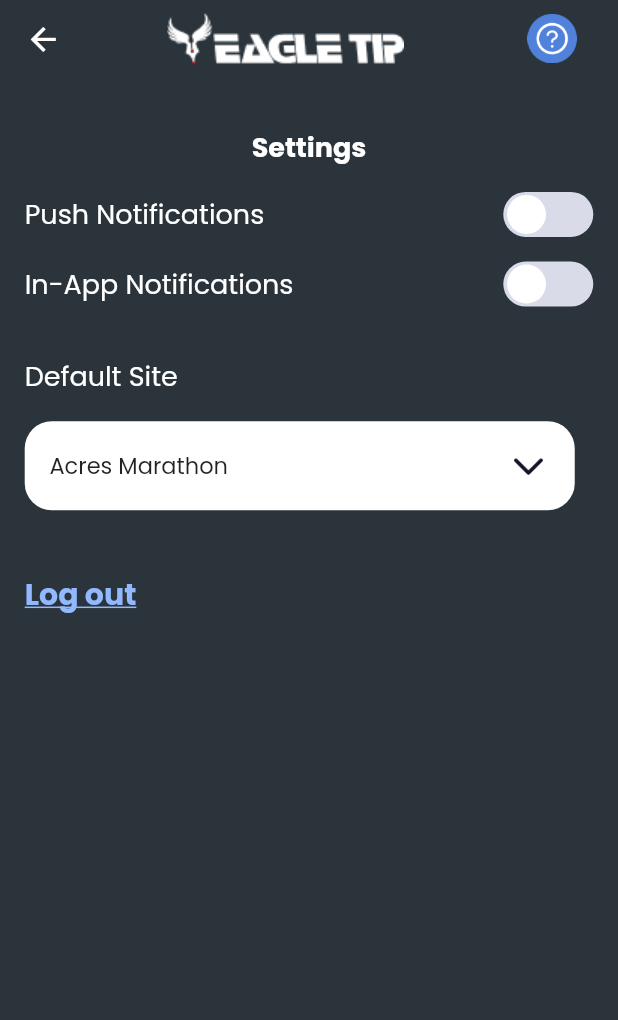
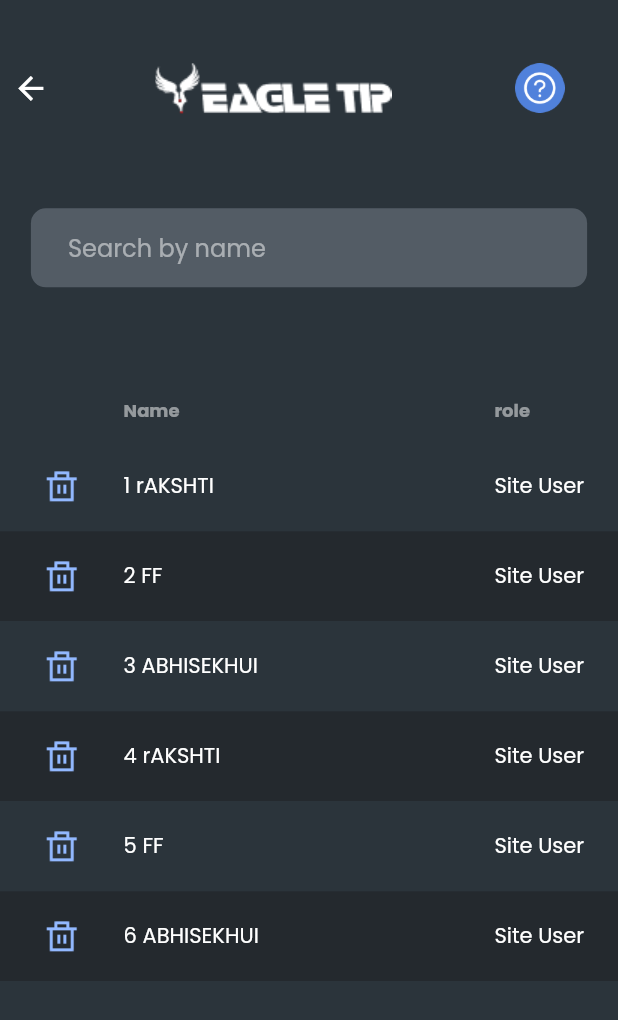
Before and after one commit to BlueSpaceTech/eagle_tip, a Flutter app: the screen it shows after launch, on a phone screen of 412 x 824 dp. Shown: the top 1020 px of the screen. Run offline on Flutter 3.47's test engine with Material 2 defaults, Android fonts, the phone set to English and light mode, and no system bars; drawn by our look-alikes of flutter_switch; our stand-ins replace cloud_firestore, firebase_auth, firebase_core, sleek_circular_slider; missing offline and left inert: flutter_circular_slider; accounts and stored records are empty.

Commit message:
crud screen

```diff
--- a/lib/Routes/approutes.dart
+++ b/lib/Routes/approutes.dart
@@ -26,4 +26,5 @@ class AppRoutes {
   static final String requestHistory = "/request_history";
   static final String particularRequest = "/particular_request";
   static final String settings = "/settings";
+   static final String crudscreen = "/crudscreen";
 }
--- a/lib/Services/authentication_helper.dart
+++ b/lib/Services/authentication_helper.dart
@@ -1,4 +1,4 @@
-import 'dart:ffi';
+//import 'dart:ffi';
 import 'dart:math';
 import 'package:cloud_firestore/cloud_firestore.dart';
 import 'package:firebase_auth/firebase_auth.dart';
--- /dev/null
+++ b/lib/UI/views/post_auth_screens/CRUD/crudmain.dart
@@ -0,0 +1,207 @@
+import 'package:eagle_tip/Utils/common.dart';
+import 'package:flutter/material.dart';
+
+class CrudScreen extends StatefulWidget {
+  const CrudScreen({Key? key}) : super(key: key);
+
+  @override
+  _CrudScreenState createState() => _CrudScreenState();
+}
+
+class _CrudScreenState extends State<CrudScreen> {
+  @override
+  Widget build(BuildContext context) {
+    double height = MediaQuery.of(context).size.height;
+    double width = MediaQuery.of(context).size.width;
+    List name = ["rAKSHTI", "FF", "ABHISEKHUI", "rAKSHTI", "FF", "ABHISEKHUI"];
+    return Scaffold(
+      backgroundColor: Color(0xff2B343B),
+      body: Column(
+        children: [
+          SizedBox(
+            height: height * 0.05,
+          ),
+          Row(
+            children: [
+              SizedBox(
+                width: width * 0.02,
+              ),
+              Icon(
+                Icons.arrow_back,
+                color: Colors.white,
+                size: width * 0.06,
+              ),
+              SizedBox(
+                width: width * 0.17,
+              ),
+              Image.asset(Common.assetImages + "Logo 2 2.png"),
+              SizedBox(
+                width: width * 0.2,
+              ),
+              Image.asset(
+                Common.assetImages + "Group 288.png",
+                width: width * 0.08,
+              ),
+            ],
+          ),
+          SizedBox(
+            height: height * 0.076,
+          ),
+          Container(
+            alignment: Alignment.center,
+            padding: EdgeInsets.only(left: width * 0.06, right: width * 0.06),
+            height: height * 0.064,
+            width: width * 0.9,
+            decoration: BoxDecoration(
+              color: Color(0xff535C65),
+              borderRadius: BorderRadius.all(Radius.circular(10)),
+            ),
+            child: TextField(
+              style: TextStyle(fontFamily: "Poppins"),
+              cursorColor: Colors.black12,
+              decoration: InputDecoration(
+                hintText: "Search by name",
+                hintStyle: TextStyle(color: Colors.white.withOpacity(0.5)),
+                border: InputBorder.none,
+              ),
+            ),
+          ),
+          SizedBox(
+            height: height * 0.076,
+          ),
+          SingleChildScrollView(
+            scrollDirection: Axis.horizontal,
+            child: Container(
+              height: 40,
+              color: Color(0xff2B343B),
+              child: Row(
+                children: [
+                  Container(
+                    width: width * 0.2,
+                    child: Text(
+                      "",
+                      style: TextStyle(
+                          fontSize: 12,
+                          color: Colors.white.withOpacity(0.5),
+                          fontFamily: "Poppins",
+                          fontWeight: FontWeight.w600),
+                    ),
+                  ),
+                  Container(
+                    width: width * 0.6,
+                    child: Text(
+                      "Name",
+                      style: TextStyle(
+                          fontSize: 12,
+                          color: Colors.white.withOpacity(0.5),
+                          fontFamily: "Poppins",
+                          fontWeight: FontWeight.w600),
+                    ),
+                  ),
+                  Container(
+                    width: width * 0.3,
+                    child: Text(
+                      "role",
+                      style: TextStyle(
+                          fontSize: 12,
+                          color: Colors.white.withOpacity(0.5),
+                          fontFamily: "Poppins",
+                          fontWeight: FontWeight.w600),
+                    ),
+                  ),
+                  Container(
+                    width: width * 0.44,
+                    child: Text(
+                      "Site",
+                      style: TextStyle(
+                          fontSize: 12,
+                          color: Colors.white.withOpacity(0.5),
+                          fontFamily: "Poppins",
+                          fontWeight: FontWeight.w600),
+                    ),
+                  ),
+                  Container(
+                    width: width * 0.3,
+                    child: Text(
+                      "Site",
+                      style: TextStyle(
+                          fontSize: 12,
+                          color: Colors.white.withOpacity(0.5),
+                          fontFamily: "Poppins",
+                          fontWeight: FontWeight.w600),
+                    ),
+                  ),
+                  Container(
+                    width: width * 0.2,
+                    child: Text(
+                      "Profile Info",
+                      style: TextStyle(
+                          fontSize: 12,
+                          color: Colors.white.withOpacity(0.5),
+                          fontFamily: "Poppins",
+                          fontWeight: FontWeight.w600),
+                    ),
+                  ),
+                ],
+              ),
+            ),
+          ),
+          ListView.builder(
+              padding: EdgeInsets.only(top: 0),
+              shrinkWrap: true,
+              itemCount: name.length,
+              itemBuilder: (BuildContext context, int index) {
+                return Column(
+                  children: [
+                    SingleChildScrollView(
+                      scrollDirection: Axis.horizontal,
+                      child: Container(
+                        decoration: BoxDecoration(
+                          color: index % 2 == 0
+                              ? Color(0xff2B343B)
+                              : Color(0xff24292E),
+                        ),
+                        height: 60,
+                        child: Row(
+                          children: [
+                            Container(
+                                width: width * 0.2,
+                                child: Image.asset("assets/delete.png")),
+                            Container(
+                              width: width * 0.6,
+                              child: Text(
+                                '${index + 1} ${name[index]}',
+                                style: TextStyle(
+                                    color: Colors.white, fontFamily: "Poppins"),
+                              ),
+                            ),
+                            Container(
+                              width: width * 0.3,
+                              child: Text('Site User',
+                                  style: TextStyle(
+                                      color: Colors.white,
+                                      fontFamily: "Poppins")),
+                            ),
+                            Container(
+                              width: width * 0.44,
+                              child: Text('Acers Marathon',
+                                  style: TextStyle(
+                                      color: Colors.white,
+                                      fontFamily: "Poppins")),
+                            ),
+                            Image.asset("assets/info.png"),
+                            SizedBox(
+                              width: width * 0.04,
+                            ),
+                          ],
+                        ),
+                      ),
+                    ),
+                  ],
+                );
+              }),
+        ],
+      ),
+    );
+  }
+}
--- a/lib/main.dart
+++ b/lib/main.dart
@@ -7,6 +7,7 @@ import 'package:eagle_tip/UI/views/on-borading-tour/tour3.dart';
 import 'package:eagle_tip/UI/views/on-borading-tour/tour4.dart';
 import 'package:eagle_tip/UI/views/on-borading-tour/tour5.dart';
 import 'package:eagle_tip/UI/views/on-borading-tour/welcome_tour.dart';
+import 'package:eagle_tip/UI/views/post_auth_screens/CRUD/crudmain.dart';
 import 'package:eagle_tip/UI/views/post_auth_screens/HomeScreens/bottomNav.dart';
 import 'package:eagle_tip/UI/views/post_auth_screens/HomeScreens/Home_screen.dart';
 import 'package:eagle_tip/UI/views/post_auth_screens/Request%20History/particular_request.dart';
@@ -56,7 +57,7 @@ class MyApp extends StatelessWidget {
           primarySwatch: Colors.blue,
           backgroundColor: Color(0xff2B343B),
         ),
-        initialRoute: AppRoutes.settings,
+        initialRoute: AppRoutes.crudscreen,
         routes: {
           AppRoutes.loginscreen: (context) => LoginScreen(),
           AppRoutes.employercode: (context) => EmployerCode(),
@@ -78,6 +79,7 @@ class MyApp extends StatelessWidget {
           AppRoutes.siteDetails: (context) => SiteDetails(),
           AppRoutes.settings: (context) => Settings(),
           AppRoutes.particularRequest: (context) => ParticularRequest(),
+          AppRoutes.crudscreen: (context) => CrudScreen(),
         },
       ),
     );
```
Also changed, not shown: assets/delete.png (added), assets/info.png (added), pubspec.lock.
